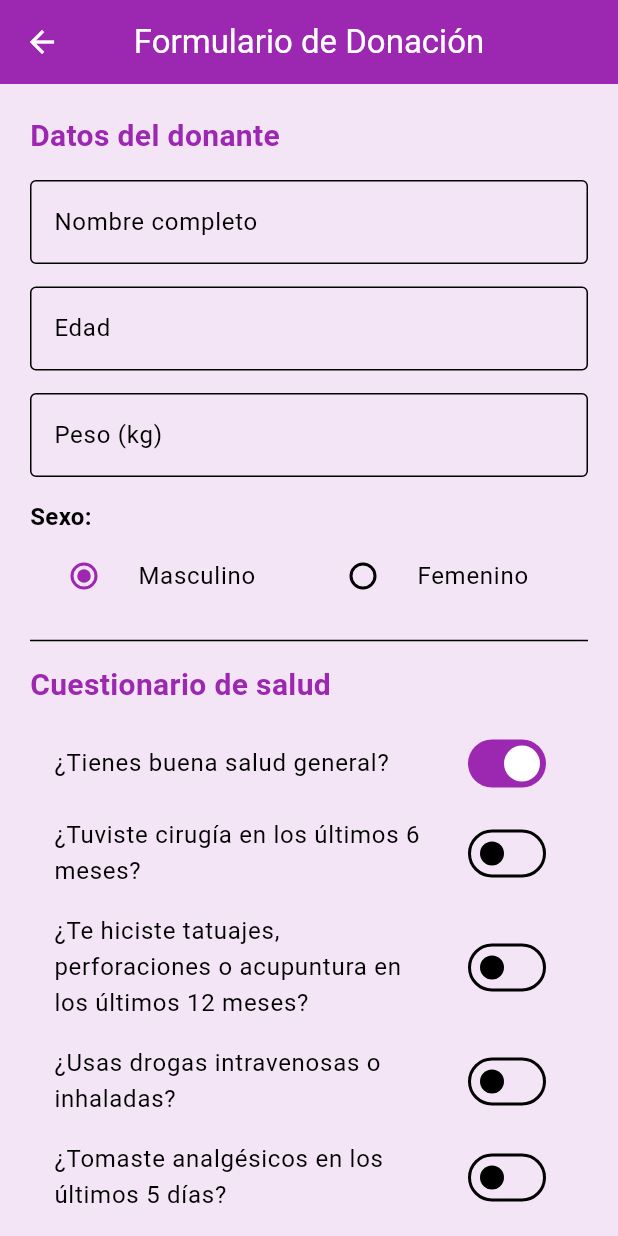
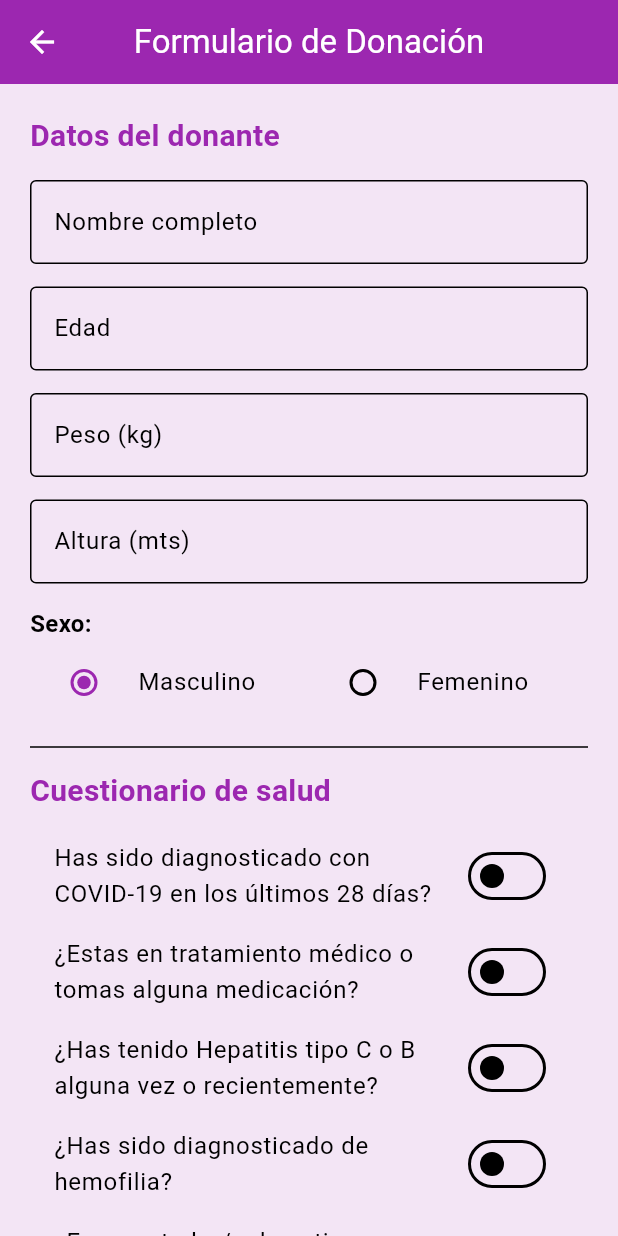
Before and after one commit to YairZZZ2/VitalAI, a Flutter app: the FormularioScreen screen opened by its route, on a phone screen of 412 x 824 dp. Run offline on Flutter 3.47's test engine with Material 3 defaults, Android fonts, the phone set to English and light mode, and no system bars; our stand-ins replace cloud_firestore, firebase_auth, firebase_core, flutter_blue_plus, location, permission_handler; accounts and stored records are empty.

Commit message:
Actualización del formulario dandole nuevas preguntas y borrando otras anteriores, además de dar mensajes que dependeren de los datos ingresados.

```diff
--- a/lib/screens/formulario_screen.dart
+++ b/lib/screens/formulario_screen.dart
@@ -14,67 +14,95 @@ class _FormularioScreenState extends State<FormularioScreen> {
   final TextEditingController nombreController = TextEditingController();
   final TextEditingController edadController = TextEditingController();
   final TextEditingController pesoController = TextEditingController();
+  final TextEditingController alturaController = TextEditingController();
+  final TextEditingController tratamientoController = TextEditingController();
+  final TextEditingController oncologiaController = TextEditingController();
 
   String sexo = "Masculino";
 
   // Respuestas de Sí / No
-  bool buenaSalud = true;
-  bool cirugiaReciente = false;
+  bool covid19 = false;
+  bool tMedico = false;
+  bool hepatitis = false;
+  bool hemofilia = false;
+  bool sida = false;
+  bool oncologia = false;
+  bool carcinoma = false;
   bool tatuajesRecientes = false;
+  bool piercingsRecientes = false;
+  bool relaciones = false;
   bool drogas = false;
+  bool alcohol = false;
   bool embarazadaOLactando = false;
-  bool analgesicos = false;
-  bool alcohol = false;
-  bool sintomas = false;
   bool desayuno = true;
 
   // Evaluar si cumple con los requisitos
   void evaluarElegibilidad() {
     int? edad = int.tryParse(edadController.text);
     double? peso = double.tryParse(pesoController.text);
+    double? altura = double.tryParse(alturaController.text);
 
-    // Validaciones básicas
-    if (edad == null || peso == null) {
+    // VALIDACIONES BÁSICAS
+    if (edad == null || peso == null || altura == null) {
       _mostrarResultado(
-          false, "Por favor, ingresa valores válidos para edad y peso.");
+        false,
+        "⚠️ Por favor, ingresa valores válidos para edad, peso y altura."
+      );
       return;
     }
 
     if (edad < 18 || edad > 65) {
-      _mostrarResultado(false, "La edad debe estar entre 18 y 65 años.");
+      _mostrarResultado(
+        false,
+        "🚫 Lo sentimos, pero la edad debe estar entre 18 y 65 años para poder donar sangre."
+      );
       return;
     }
 
-    if (peso < 50) {
-      _mostrarResultado(false, "El peso debe ser mínimo de 50 kg.");
+    if (peso < 50 || peso > 100) {
+      _mostrarResultado(
+        false,
+        "⚖️ Tu peso debe estar entre 50 y 100 kg para cumplir con los requisitos de donación."
+      );
+      return;
+    }
+
+    if (altura < 1.50) {
+      _mostrarResultado(
+        false,
+        "📏 Debes medir al menos 1.50 metros para ser apto/a para la donación."
+      );
       return;
     }
 
     // Condiciones generales
-    if (!buenaSalud ||
-        cirugiaReciente ||
+    if (covid19 ||
+        hepatitis ||
+        hemofilia ||
+        sida ||
+        carcinoma ||
         tatuajesRecientes ||
+        piercingsRecientes ||
+        relaciones ||
         drogas ||
-        analgesicos ||
         alcohol ||
-        sintomas ||
         !desayuno) {
       _mostrarResultado(false,
-          "No cumples con uno o más requisitos. Revisa tus respuestas y consulta con el personal médico.");
+           "🚫 Lo sentimos mucho, pero usted no es apto/a para donar sangre debido a sus respuestas en el cuestionario.");
       return;
     }
 
-    // Condición específica para mujeres
     if (sexo == "Femenino" && embarazadaOLactando) {
       _mostrarResultado(false,
-          "No puedes donar si estás embarazada o en periodo de lactancia.");
+          "🤰 Lo sentimos, pero no puedes donar si estás embarazada o en periodo de lactancia.");
       return;
     }
 
-    // Si pasa todo
     _mostrarResultado(true,
-        "✅ Apto para donar sangre.\n\nGracias por tu disposición y compromiso con la vida.");
-  }
+         "🎉 ¡Felicidades, eres apto/a para donar sangre! 🩸\n\n"
+          "En seguida colocaremos una banda en tu brazo para monitorear tus signos vitales mientras realizamos el proceso de donación. "
+          "🙏 Gracias por tu noble gesto, estás ayudando a salvar vidas.");
+       }
 
   // Mostrar resultado en un AlertDialog
   void _mostrarResultado(bool apto, String mensaje) {
@@ -139,6 +167,15 @@ class _FormularioScreenState extends State<FormularioScreen> {
                 ),
               ),
               const SizedBox(height: 15),
+              TextFormField(
+                controller: alturaController,
+                keyboardType: TextInputType.number,
+                decoration: const InputDecoration(
+                  labelText: "Altura (mts)",
+                  border: OutlineInputBorder(),
+                ),
+              ),
+              const SizedBox(height: 15),
 
               const Text("Sexo:",
                   style: TextStyle(fontSize: 16, fontWeight: FontWeight.bold)),
@@ -174,28 +211,6 @@ class _FormularioScreenState extends State<FormularioScreen> {
                       fontSize: 20, fontWeight: FontWeight.bold, color: Colors.purple)),
               const SizedBox(height: 10),
 
-              SwitchListTile(
-                title: const Text("¿Tienes buena salud general?"),
-                value: buenaSalud,
-                onChanged: (v) => setState(() => buenaSalud = v),
-              ),
-              SwitchListTile(
-                title: const Text("¿Tuviste cirugía en los últimos 6 meses?"),
-                value: cirugiaReciente,
-                onChanged: (v) => setState(() => cirugiaReciente = v),
-              ),
-              SwitchListTile(
-                title: const Text(
-                    "¿Te hiciste tatuajes, perforaciones o acupuntura en los últimos 12 meses?"),
-                value: tatuajesRecientes,
-                onChanged: (v) => setState(() => tatuajesRecientes = v),
-              ),
-              SwitchListTile(
-                title: const Text("¿Usas drogas intravenosas o inhaladas?"),
-                value: drogas,
-                onChanged: (v) => setState(() => drogas = v),
-              ),
-
               // 🔹 Esta pregunta solo aparece si el sexo es femenino
               if (sexo == "Femenino")
                 SwitchListTile(
@@ -203,27 +218,152 @@ class _FormularioScreenState extends State<FormularioScreen> {
                   value: embarazadaOLactando,
                   onChanged: (v) => setState(() => embarazadaOLactando = v),
                 ),
+              SwitchListTile(
+                title: const Text("Has sido diagnosticado con COVID-19 en los últimos 28 días?"),
+                value: covid19,
+                onChanged: (v) => setState(() => covid19 = v),
+              ),
+              Column(
+                crossAxisAlignment: CrossAxisAlignment.start,
+                children: [
+                  SwitchListTile(
+                    title: const Text("¿Estas en tratamiento médico o tomas alguna medicación?"),
+                    value: tMedico,
+                    onChanged: (v) {
+                      setState(() {
+                        tMedico = v;
+                        if (!tMedico) tratamientoController.clear();
+                      });
+                    },
+                  ),
+
+                  // 👇 Si la respuesta es Sí, se muestra la nueva pregunta
+                  if (tMedico) ...[
+                    const SizedBox(height: 10),
+                    const Text(
+                      "¿Qué tipo de tratamiento o medicina tomas?",
+                      style: TextStyle(fontSize: 16),
+                    ),
+                    const SizedBox(height: 10),
+                    TextField(
+                      controller: tratamientoController,
+                      decoration: const InputDecoration(
+                        border: OutlineInputBorder(),
+                        hintText: "Describe el tratamiento...",
+                      ),
+                    ),
+                  ],
+                ],
+              ),
+              SwitchListTile(
+                title: const Text("¿Has tenido Hepatitis tipo C o B alguna vez o recientemente?"),
+                value: hepatitis,
+                onChanged: (v) => setState(() => hepatitis = v),
+                ),
+                 SwitchListTile(
+                title: const Text("¿Has sido diagnosticado de hemofilia?"),
+                value: hemofilia,
+                onChanged: (v) => setState(() => hemofilia = v),
+                ),
+                 SwitchListTile(
+                title: const Text("¿Eres portador/a de anticuerpos frente al VIH o enfermo/a de sida?"),
+                value: sida,
+                onChanged: (v) => setState(() => sida = v),
+                ),
+
+
+                Column(
+                crossAxisAlignment: CrossAxisAlignment.start,
+                children: [
+                  SwitchListTile(
+                    title: const Text("¿Has padecido de algun proceso oncológico a lo largo de tu vida?"),
+                    value: oncologia,
+                    onChanged: (v) {
+                      setState(() {
+                        oncologia = v;
+                        if (!oncologia) oncologiaController.clear();
+                      });
+                    },
+                  ),
+
+                  // 👇 Si la respuesta es Sí, se muestra la nueva pregunta
+                  if (oncologia) ...[
+                    SwitchListTile(
+                    title: const Text("El cancer que tuviste, ¿fue un carcinoma in situ de cuello de útero o un carcinoma localizado de piel (basobascular y escamoso)?, ¿Ya te han dado de alta?"),
+                      value: carcinoma,
+                      onChanged: (v) => setState(() => carcinoma = v),
+                     ),
+                  ],
+                ],
+              ),
+
+
 
               SwitchListTile(
-                title: const Text("¿Tomaste analgésicos en los últimos 5 días?"),
-                value: analgesicos,
-                onChanged: (v) => setState(() => analgesicos = v),
+                title: const Text("¿Te hiciste tatuajes en los últimos 4 meses?"),
+                value: tatuajesRecientes,
+                onChanged: (v) => setState(() => tatuajesRecientes = v),
               ),
               SwitchListTile(
-                title: const Text("¿Bebiste alcohol en las últimas 48 horas?"),
+                title: const Text("¿Te has puesto piercing o dilatador en los últimos 4 meses?"),
+                value: piercingsRecientes,
+                onChanged: (v) => setState(() => piercingsRecientes = v),
+              ),
+
+
+              SwitchListTile(
+                title: const Text("¿Haz mantenido tú o tu pareja relaciones sexuales con personas (POSITIVAS EN VIH) de alto riesgo?"),
+                value: relaciones,
+                onChanged: (v) => setState(() => relaciones = v),
+              ),
+
+
+                Column(
+                crossAxisAlignment: CrossAxisAlignment.start,
+                children: [
+                  SwitchListTile(
+                    title: const Text("¿Utilizas alguna droga, anabolizantes o esteroides?"),
+                    value: drogas,
+                    onChanged: (v) {
+                      setState(() {
+                        drogas = v;
+                        if (!drogas) tratamientoController.clear();
+                      });
+                    },
+                  ),
+
+                  // 👇 Si la respuesta es Sí, se muestra la nueva pregunta
+                  if (drogas) ...[
+                    const SizedBox(height: 10),
+                    const Text(
+                      "¿Cuál de estos usas?",
+                      style: TextStyle(fontSize: 16),
+                    ),
+                    const SizedBox(height: 10),
+                    TextField(
+                      controller: tratamientoController,
+                      decoration: const InputDecoration(
+                        border: OutlineInputBorder(),
+                        hintText: "Coloca su nombre...",
+                      ),
+                    ),
+                  ],
+                ],
+              ),
+
+              SwitchListTile(
+                title: const Text("¿Bebiste alcohol/mezcal en las últimas 48 horas?"),
                 value: alcohol,
                 onChanged: (v) => setState(() => alcohol = v),
               ),
-              SwitchListTile(
-                title: const Text("¿Tienes tos, resfriado o dolor actualmente?"),
-                value: sintomas,
-                onChanged: (v) => setState(() => sintomas = v),
-              ),
+
+
               SwitchListTile(
                 title: const Text("¿Desayunaste ligero hoy?"),
                 value: desayuno,
                 onChanged: (v) => setState(() => desayuno = v),
               ),
+
 
               const SizedBox(height: 25),
 
```
